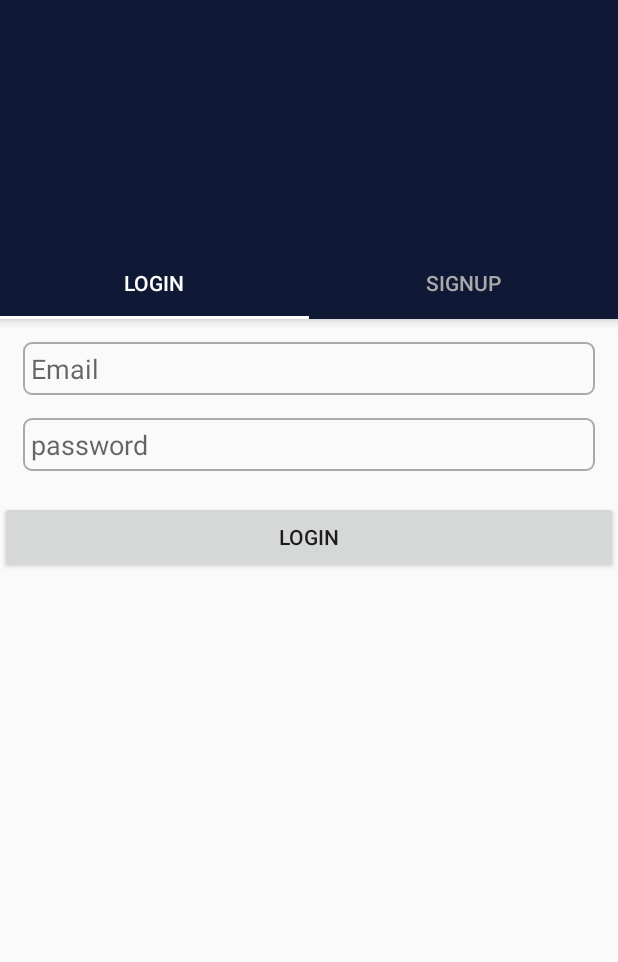
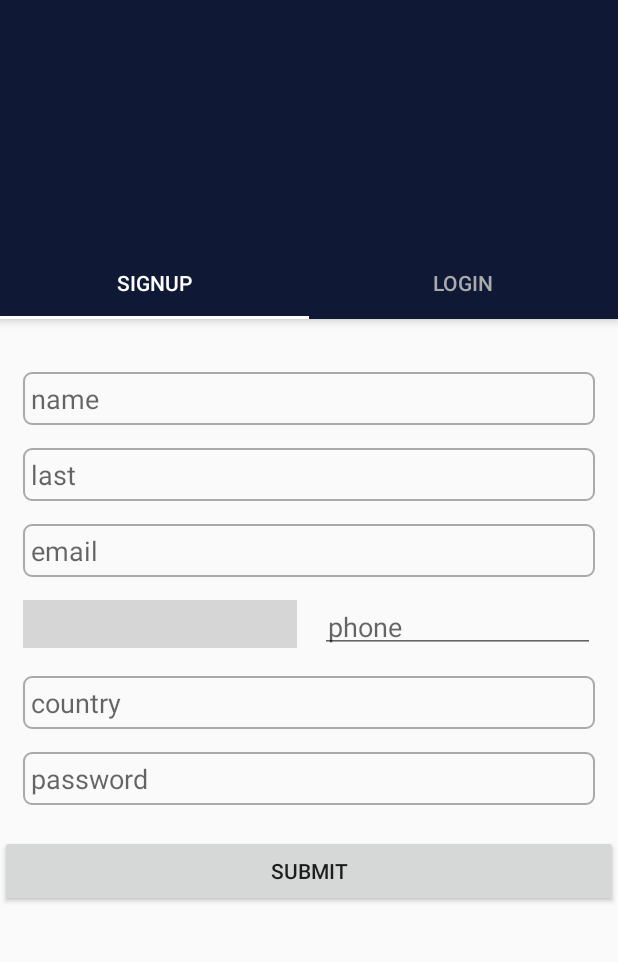
Before and after one commit to tvruikuzui/Shark-Tips, an Android app: the screen it shows after launch (MainActivity), on a phone screen of 412 x 824 dp, the part 62-1024 px from its top. Run offline under Robolectric (Android 15) with nearby library versions, the phone set to English and light mode, and no system bars; libraries missing offline, so code that uses them is left out: com.hbb20; plain views replace CountryCodePicker; 5 statements that could not run were skipped; grey boxes are pictures that could not be loaded.

```diff
--- a/Shark-Tips/SharkTips/app/src/main/AndroidManifest.xml
+++ b/Shark-Tips/SharkTips/app/src/main/AndroidManifest.xml
@@ -2,7 +2,7 @@
 <manifest xmlns:android="http://schemas.android.com/apk/res/android"
     package="shark_tips.com.sharktips">
 
-    <uses-permission android:name="android.permission.INTERNET"/>
+    <uses-permission android:name="android.permission.INTERNET" />
 
     <application
         android:allowBackup="true"
@@ -18,6 +18,7 @@
                 <category android:name="android.intent.category.LAUNCHER" />
             </intent-filter>
         </activity>
+        <activity android:name=".Home"></activity>
     </application>
 
 </manifest>
--- a/Shark-Tips/SharkTips/app/src/main/java/shark_tips/com/sharktips/MainActivity.java
+++ b/Shark-Tips/SharkTips/app/src/main/java/shark_tips/com/sharktips/MainActivity.java
@@ -1,5 +1,8 @@
 package shark_tips.com.sharktips;
 
+import android.content.Context;
+import android.content.Intent;
+import android.content.SharedPreferences;
 import android.support.design.widget.TabLayout;
 import android.support.v4.view.ViewPager;
 import android.support.v7.app.AppCompatActivity;
@@ -8,18 +11,30 @@ import android.support.v7.widget.Toolbar;
 import android.telephony.TelephonyManager;
 import android.util.Log;
 
-public class MainActivity extends AppCompatActivity implements AddUserListener {
+public class MainActivity extends AppCompatActivity {
 
 
     private Toolbar toolbar;
     private TabLayout tableLayout;
     private ViewPager viewPager;
     private PagerAdapter pagerAdapter;
+    private SharedPreferences preferences;
+    private boolean checkUserLog = false;
 
     @Override
     protected void onCreate(Bundle savedInstanceState) {
         super.onCreate(savedInstanceState);
         setContentView(R.layout.activity_main);
+
+        preferences = getSharedPreferences("UserData.txt",MODE_PRIVATE);
+        checkUserLog = preferences.getBoolean("isLogIn",false);
+        if (checkUserLog){
+            checkUserLog = true;
+            SharedPreferences.Editor editor = preferences.edit();
+            editor.putBoolean("isLogIn",checkUserLog);
+            editor.commit();
+
+        }
 
         // Create the tool bar and The layout for the Tabs
         toolbar = (Toolbar) findViewById(R.id.toolBar);
@@ -28,19 +43,13 @@ public class MainActivity extends AppCompatActivity implements AddUserListener {
         tableLayout = (TabLayout) findViewById(R.id.tabLayout);
         viewPager = (ViewPager) findViewById(R.id.viewPager);
         pagerAdapter = new PagerAdapter(getSupportFragmentManager());
+        pagerAdapter.addWindow(new SignupFragment(),"SignUp");
         pagerAdapter.addWindow(new LoginFragment(),"Login");
-
-        SignupFragment signupFragment = new SignupFragment();
-        signupFragment.setListener(this);
-        pagerAdapter.addWindow(signupFragment,"SignUp");
         viewPager.setAdapter(pagerAdapter);
 
         tableLayout.setupWithViewPager(viewPager);
 
+
     }
 
-    @Override
-    public void addUser(User user) {
-        Log.d("CODE", String.valueOf(user.getPhoneNumber()));
-    }
 }
--- a/Shark-Tips/SharkTips/app/src/main/java/shark_tips/com/sharktips/SignupFragment.java
+++ b/Shark-Tips/SharkTips/app/src/main/java/shark_tips/com/sharktips/SignupFragment.java
@@ -1,6 +1,9 @@
 package shark_tips.com.sharktips;
 
 
+import android.app.Activity;
+import android.content.Context;
+import android.content.SharedPreferences;
 import android.graphics.Color;
 import android.os.Bundle;
 import android.support.v4.app.Fragment;
@@ -14,32 +17,27 @@ import android.widget.Toast;
 
 import com.hbb20.CountryCodePicker;
 
-
-interface AddUserListener{
-    public void addUser(User user);
-}
-
 /**
  * A simple {@link Fragment} subclass.
  */
 public class SignupFragment extends Fragment {
 
     private Button btnRegister;
-    private AddUserListener listener;
     private EditText txtName,txtLast,txtEmail,txtPhoneNumber,txtCountry,txtPassword;
     private User user;
     private CountryCodePicker ccp;
     private int getCountryCode;
-
-    public void setListener(AddUserListener listener) {
-        this.listener = listener;
-    }
+    private boolean isAdmin = false;
+    private boolean isLogIn = false;
+    private String countryName;
+    private Activity activity;
 
     @Override
-    public View onCreateView(final LayoutInflater inflater, ViewGroup container, Bundle savedInstanceState) {
+    public View onCreateView(LayoutInflater inflater, ViewGroup container, Bundle savedInstanceState) {
         View view = inflater.inflate(R.layout.fragment_signup, container, false);
         txtName = (EditText) view.findViewById(R.id.txtName);
         txtLast = (EditText) view.findViewById(R.id.txtLast);
+        txtCountry = (EditText) view.findViewById(R.id.txtCountry);
         txtEmail = (EditText) view.findViewById(R.id.txtEmail);
         txtPhoneNumber = (EditText) view.findViewById(R.id.txtPhoneNumber);
         txtPassword = (EditText) view.findViewById(R.id.txtPassword);
@@ -47,7 +45,8 @@ public class SignupFragment extends Fragment {
 
         // Get the Country Code from Country Piker and store the value in getCountryCode.
         getCountryCode = ccp.getSelectedCountryCodeAsInt();
-
+        countryName = ccp.getDefaultCountryName();
+        txtCountry.setText(countryName);
         // Add to the EditText the Country Code that was Selected.
         ccp.registerCarrierNumberEditText(txtPhoneNumber);
         // If user wrong and Switch Country Code , the portal was update.
@@ -56,6 +55,8 @@ public class SignupFragment extends Fragment {
             public void onCountrySelected() {
                 // update the portal.
                 getCountryCode = ccp.getSelectedCountryCodeAsInt();
+                countryName = ccp.getSelectedCountryName();
+                txtCountry.setText(countryName);
 
             }
         });
@@ -82,7 +83,7 @@ public class SignupFragment extends Fragment {
                     txtEmail.setHint("Invalid Email");
                     return;
                 }
-                user.setPhoneNumber(Long.parseLong((getCountryCode+txtPhoneNumber.getText().toString())));
+                user.setPhoneNumber(Integer.parseInt((getCountryCode+txtPhoneNumber.getText().toString())));
                 if (user.checkValidPhoneNumber() == false){
                     txtPhoneNumber.setText("");
                     txtPhoneNumber.setHint("Phone Must have 7 numbers");
@@ -94,12 +95,25 @@ public class SignupFragment extends Fragment {
                     txtPassword.setHint("Invalid Password");
                     return;
                 }
-                if (listener != null){
-                    listener.addUser(user);
+                user.setCountry(countryName);
+                if (user.checkValidCountryCode() == false){
+                    txtCountry.setText("");
+                    txtCountry.setHint("Invalid country name");
+                    return;
                 }
+
+                completeRegister();
             }
         });
+
         return view;
     }
 
+    private void completeRegister() {
+
+        ConnectToServerThread c = new ConnectToServerThread();
+        c.setUser(user);
+        c.start();
+    }
+
 }
--- a/Shark-Tips/SharkTips/app/src/main/res/layout/fragment_login.xml
+++ b/Shark-Tips/SharkTips/app/src/main/res/layout/fragment_login.xml
@@ -18,6 +18,7 @@
 
     <EditText
         android:id="@+id/txtLoginPassword"
+        android:inputType="textPassword"
         android:layout_marginTop="15dp"
         android:layout_width="match_parent"
         android:layout_height="wrap_content"
--- a/Shark-Tips/SharkTips/app/src/main/res/layout/fragment_signup.xml
+++ b/Shark-Tips/SharkTips/app/src/main/res/layout/fragment_signup.xml
@@ -40,6 +40,7 @@
         android:layout_marginRight="15dp"
         android:hint="email"/>
 
+
 <LinearLayout
     android:orientation="horizontal"
     android:layout_width="match_parent"
@@ -72,6 +73,17 @@
 </LinearLayout>
 
     <EditText
+        android:id="@+id/txtCountry"
+        android:layout_marginTop="15dp"
+        android:layout_width="match_parent"
+        android:layout_height="wrap_content"
+        android:background="@drawable/input_output"
+        android:padding="5dp"
+        android:layout_marginLeft="15dp"
+        android:layout_marginRight="15dp"
+        android:hint="country"/>
+
+    <EditText
         android:id="@+id/txtPassword"
         android:layout_marginTop="15dp"
         android:layout_width="match_parent"
```
Also changed, not shown: Shark-Tips/SharkTips/app/src/main/java/shark_tips/com/sharktips/ConnectToServerThread.java (+33 -5 lines), Shark-Tips/SharkTips/app/src/main/java/shark_tips/com/sharktips/Home.java (added, +25 -0 lines), Shark-Tips/SharkTips/app/src/main/java/shark_tips/com/sharktips/LoginFragment.java (+48 -1 lines), Shark-Tips/SharkTips/app/src/main/java/shark_tips/com/sharktips/User.java (+12 -11 lines), Shark-Tips/SharkTips/app/src/main/res/layout/activity_home.xml (added, +9 -0 lines).
